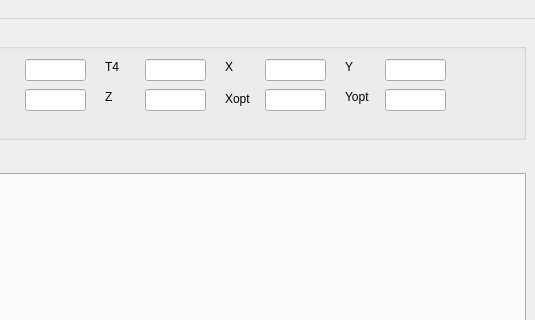
Before: the Qt Designer form oncat/mainwindow.ui in Laukei/ONCAT, drawn with Qt 5; both pictures show x 565 to 1100 and y 0 to 320 of the 1100 by 747 pixel window.
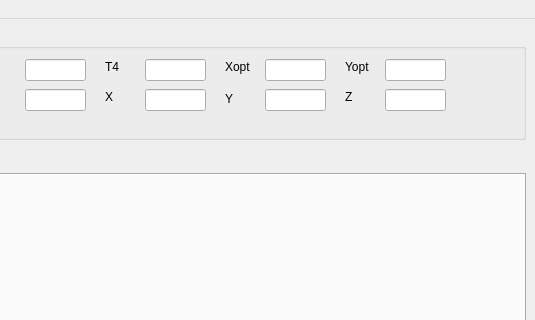
After: the same form once the commit is applied. The open tabs and pages were chosen to show the change.

The edit to the form file:
```diff
--- a/oncat/mainwindow.ui
+++ b/oncat/mainwindow.ui
@@ -417,7 +417,7 @@
       </rect>
      </property>
      <property name="text">
-      <string>Z</string>
+      <string>X</string>
      </property>
     </widget>
     <widget class="QLineEdit" name="lineEdit_8">
@@ -440,7 +440,7 @@
       </rect>
      </property>
      <property name="text">
-      <string>X</string>
+      <string>Xopt</string>
      </property>
     </widget>
     <widget class="QLineEdit" name="lineEdit_25">
@@ -463,7 +463,7 @@
       </rect>
      </property>
      <property name="text">
-      <string>Xopt</string>
+      <string>Y</string>
      </property>
     </widget>
     <widget class="QLabel" name="label_26">
@@ -476,7 +476,7 @@
       </rect>
      </property>
      <property name="text">
-      <string>Yopt</string>
+      <string>Z</string>
      </property>
     </widget>
     <widget class="QLabel" name="label_27">
@@ -489,7 +489,7 @@
       </rect>
      </property>
      <property name="text">
-      <string>Y</string>
+      <string>Yopt</string>
      </property>
     </widget>
     <widget class="QLineEdit" name="lineEdit_26">
```
Left out of the diff: 2 changed lines with no effect on the pictures.
